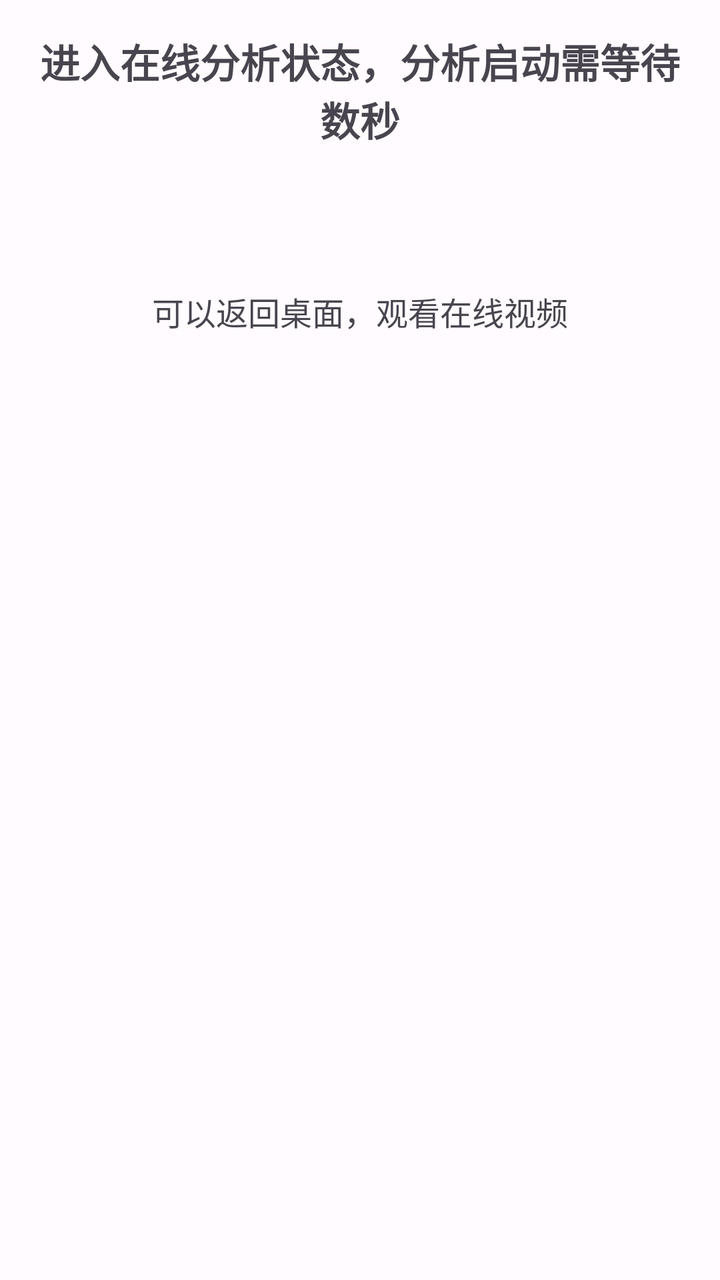
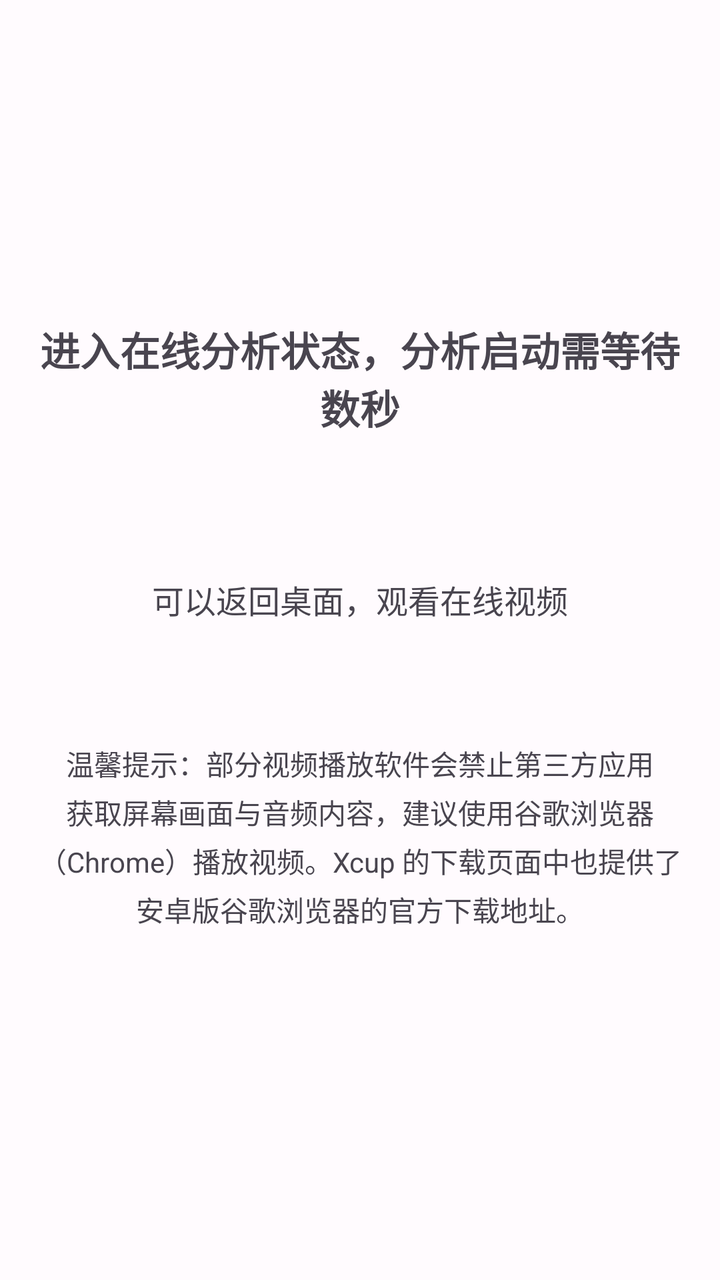

Compare the two renders of this Android layout. The source of the first and the diff that turns it into the second are given below.
<!-- AndroidManifest.xml: application theme Theme.Helloworld -->
<!-- res/layout/activity_online_analysis.xml -->
<?xml version="1.0" encoding="utf-8"?>
<LinearLayout xmlns:android="http://schemas.android.com/apk/res/android"
    android:layout_width="match_parent"
    android:layout_height="match_parent"
    android:orientation="vertical"
    android:padding="16dp">

    <TextView
        android:id="@+id/tvStatus"
        android:layout_width="match_parent"
        android:layout_height="wrap_content"
        android:text="进入在线分析状态，分析启动需等待数秒"
        android:textSize="20sp"
        android:textStyle="bold"
        android:gravity="center"
        android:layout_marginBottom="20dp" />

    <TextView
        android:layout_width="match_parent"
        android:layout_height="wrap_content"
        android:text="可以返回桌面，观看在线视频"
        android:textSize="16sp"
        android:gravity="center"
        android:layout_marginTop="50dp" />

</LinearLayout>
<!-- resources referenced by this layout -->
<resources>
  <style name="Theme.Helloworld" parent="Base.Theme.Helloworld" />
  <style name="Base.Theme.Helloworld" parent="Theme.Material3.DayNight.NoActionBar">
          
          <item name="colorPrimary">@color/md_primary</item>
          <item name="colorOnPrimary">@color/md_on_primary</item>
          <item name="colorPrimaryContainer">@color/md_primary_container</item>
          <item name="colorOnPrimaryContainer">@color/md_on_primary_container</item>
  
          
          <item name="colorSecondary">@color/md_secondary</item>
          <item name="colorOnSecondary">@color/md_on_secondary</item>
          <item name="colorSecondaryContainer">@color/md_secondary_container</item>
          <item name="colorOnSecondaryContainer">@color/md_on_secondary_container</item>
  
          
          <item name="colorTertiary">@color/md_tertiary</item>
          <item name="colorOnTertiary">@color/md_on_tertiary</item>
          <item name="colorTertiaryContainer">@color/md_tertiary_container</item>
          <item name="colorOnTertiaryContainer">@color/md_on_tertiary_container</item>
  
          
          <item name="colorError">@color/md_error</item>
          <item name="colorOnError">@color/md_on_error</item>
          <item name="colorErrorContainer">@color/md_error_container</item>
          <item name="colorOnErrorContainer">@color/md_on_error_container</item>
  
          
          <item name="android:colorBackground">@color/md_background</item>
          <item name="colorOnBackground">@color/md_on_background</item>
          <item name="colorSurface">@color/md_surface</item>
          <item name="colorOnSurface">@color/md_on_surface</item>
          <item name="colorSurfaceVariant">@color/md_surface_variant</item>
          <item name="colorOnSurfaceVariant">@color/md_on_surface_variant</item>
          <item name="colorOutline">@color/md_outline</item>
          <item name="colorOutlineVariant">@color/md_outline_variant</item>
  
          
          <item name="android:statusBarColor">?attr/colorSurface</item>
          <item name="android:navigationBarColor">?attr/colorSurface</item>
          <item name="android:windowLightStatusBar" tools:targetApi="m">true</item>
          <item name="android:windowLightNavigationBar" tools:targetApi="o_mr1">true</item>
      </style>
  <color name="md_primary">#6750A4</color>
  <color name="md_on_primary">#FFFFFF</color>
  <color name="md_primary_container">#EADDFF</color>
  <color name="md_on_primary_container">#21005D</color>
  <color name="md_secondary">#625B71</color>
  <color name="md_on_secondary">#FFFFFF</color>
  <color name="md_secondary_container">#E8DEF8</color>
  <color name="md_on_secondary_container">#1D192B</color>
  <color name="md_tertiary">#7D5260</color>
  <color name="md_on_tertiary">#FFFFFF</color>
  <color name="md_tertiary_container">#FFD8E4</color>
  <color name="md_on_tertiary_container">#31111D</color>
  <color name="md_error">#B3261E</color>
  <color name="md_on_error">#FFFFFF</color>
  <color name="md_error_container">#F9DEDC</color>
  <color name="md_on_error_container">#410E0B</color>
  <color name="md_background">#FFFBFE</color>
  <color name="md_on_background">#1C1B1F</color>
  <color name="md_surface">#FFFBFE</color>
  <color name="md_on_surface">#1C1B1F</color>
  <color name="md_surface_variant">#E7E0EC</color>
  <color name="md_on_surface_variant">#49454F</color>
  <color name="md_outline">#79747E</color>
  <color name="md_outline_variant">#CAC4D0</color>
</resources>

<!-- the commit's change to res/layout/activity_online_analysis.xml (unified diff, before → after) -->
@@ -3,7 +3,10 @@
     android:layout_width="match_parent"
     android:layout_height="match_parent"
     android:orientation="vertical"
-    android:padding="16dp">
+    android:paddingLeft="16dp"
+    android:paddingRight="16dp"
+    android:paddingTop="160dp"
+    android:paddingBottom="16dp">
 
     <TextView
         android:id="@+id/tvStatus"
@@ -23,4 +26,13 @@
         android:gravity="center"
         android:layout_marginTop="50dp" />
 
+    <TextView
+        android:layout_width="match_parent"
+        android:layout_height="wrap_content"
+        android:text="温馨提示：部分视频播放软件会禁止第三方应用获取屏幕画面与音频内容，建议使用谷歌浏览器（Chrome）播放视频。Xcup 的下载页面中也提供了安卓版谷歌浏览器的官方下载地址。"
+        android:textSize="14sp"
+        android:gravity="center"
+        android:lineSpacingExtra="4dp"
+        android:layout_marginTop="60dp" />
+
 </LinearLayout>
